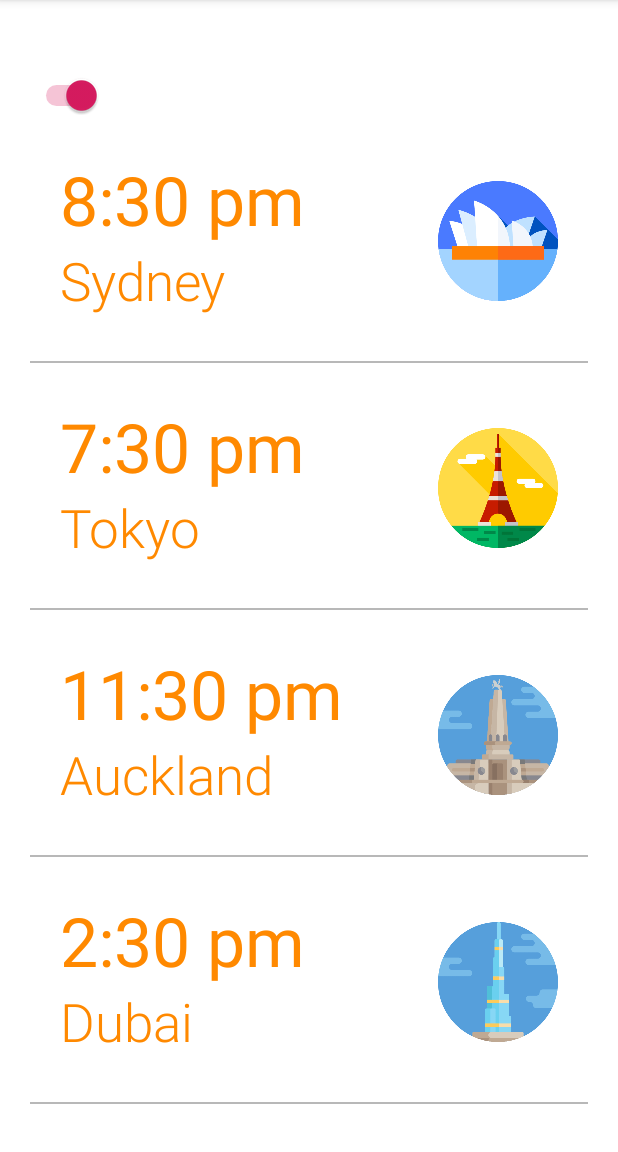
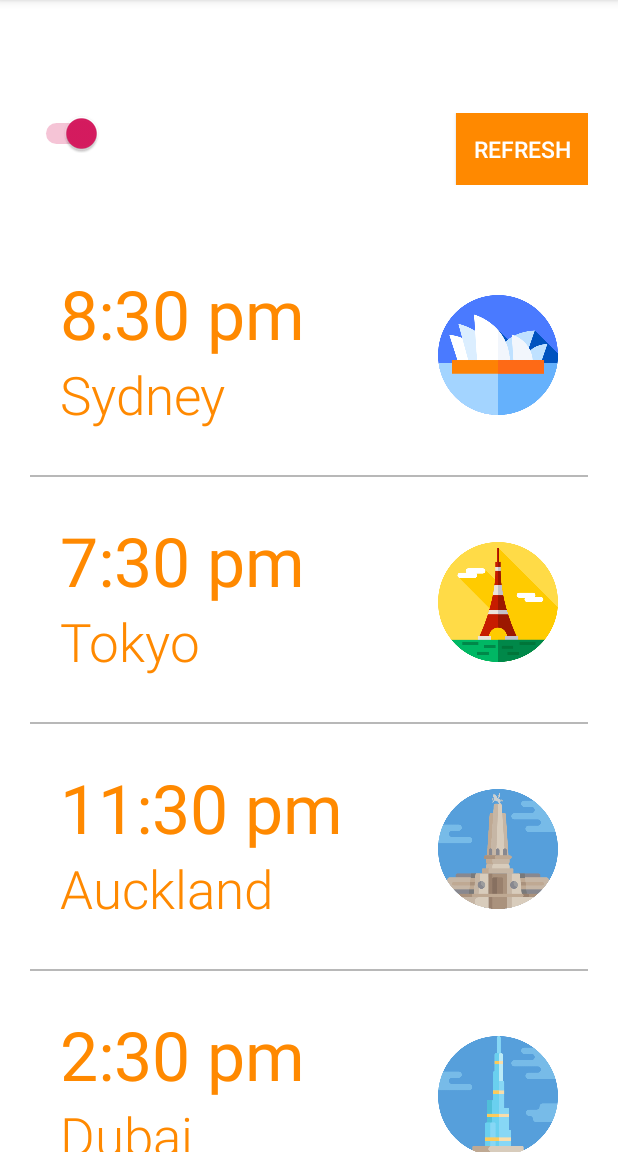
Before and after one commit to nicky951/INFS3634Assignment1, an Android app: the screen it shows after launch (MainActivity), after a tap on an icon or button, on a phone screen of 412 x 824 dp, the part 84-1236 px from its top. Run offline under Robolectric (Android 15) with nearby library versions, the phone set to English and light mode, and no system bars.

Commit message:
bug fixes with complete 24 and 12hr time

```diff
--- a/app/src/main/java/com/example/infs3634assignment1/MainActivity.java
+++ b/app/src/main/java/com/example/infs3634assignment1/MainActivity.java
@@ -50,6 +50,13 @@ public class MainActivity extends AppCompatActivity {
     int hourOfDaysNew = n.get(Calendar.HOUR_OF_DAY);
     String newyorkTimeString = hourOfDaysNew + ":" + String.format(Locale.ENGLISH, "%02d", n.get(Calendar.MINUTE));
 
+    //Indicate whether AM or PM
+    boolean amS;
+    boolean amT;
+    boolean amA;
+    boolean amD;
+    boolean amN;
+
     @Override
     protected void onCreate(Bundle savedInstanceState) {
         super.onCreate(savedInstanceState);
@@ -57,6 +64,8 @@ public class MainActivity extends AppCompatActivity {
 
         start();
         changeTime = findViewById(R.id.switchTime);
+
+        changeTime.setOnLongClickListener(null);
 
         changeTime.setOnClickListener(new View.OnClickListener() {
             @Override
@@ -69,11 +78,13 @@ public class MainActivity extends AppCompatActivity {
                 }
             }
         });
+
+
     }
 
     public void twentyFourHour() {
 
-        if (hourOfDaysSyd < 12) {
+        if (!amS) {
             hourOfDaysSyd = hourOfDaysSyd + 12;
             String sydneyTimeString = hourOfDaysSyd + ":" + String.format(Locale.ENGLISH, "%02d", s.get(Calendar.MINUTE));
             sydneyTime.setText(sydneyTimeString);
@@ -82,7 +93,7 @@ public class MainActivity extends AppCompatActivity {
             sydneyTime.setText(sydneyTimeString);
         }
 
-        if (hourOfDaysTok < 12) {
+        if (!amT) {
             hourOfDaysTok = hourOfDaysTok + 12;
             String tokyoTimeString = hourOfDaysTok + ":" + String.format(Locale.ENGLISH, "%02d", s.get(Calendar.MINUTE));
             tokyoTime.setText(tokyoTimeString);
@@ -91,7 +102,7 @@ public class MainActivity extends AppCompatActivity {
             tokyoTime.setText(tokyoTimeString);
         }
 
-        if (hourOfDaysAuk < 12) {
+        if (!amA) {
             hourOfDaysAuk = hourOfDaysAuk + 12;
             String aucklandTimeString = hourOfDaysAuk + ":" + String.format(Locale.ENGLISH, "%02d", s.get(Calendar.MINUTE));
             aucklandTime.setText(aucklandTimeString);
@@ -100,7 +111,7 @@ public class MainActivity extends AppCompatActivity {
             aucklandTime.setText(aucklandTimeString);
         }
 
-        if (hourOfDaysDub < 12) {
+        if (!amD) {
             hourOfDaysDub = hourOfDaysDub + 12;
             String dubaiTimeString = hourOfDaysDub + ":" + String.format(Locale.ENGLISH, "%02d", s.get(Calendar.MINUTE));
             dubaiTime.setText(dubaiTimeString);
@@ -109,7 +120,7 @@ public class MainActivity extends AppCompatActivity {
             dubaiTime.setText(dubaiTimeString);
         }
 
-        if (hourOfDaysNew < 12) {
+        if (!amN) {
             hourOfDaysNew = hourOfDaysNew + 12;
             String newyorkTimeString = hourOfDaysNew + ":" + String.format(Locale.ENGLISH, "%02d", s.get(Calendar.MINUTE));
             newyorkTime.setText(newyorkTimeString);
@@ -117,72 +128,107 @@ public class MainActivity extends AppCompatActivity {
             String newyorkTimeString = hourOfDaysNew + ":" + String.format(Locale.ENGLISH, "%02d", s.get(Calendar.MINUTE));
             newyorkTime.setText(newyorkTimeString);
         }
-        /*
-        sydneyTime = findViewById(R.id.sydneytime);
-        sydneyTime.setText(sydneyTimeString);
-
-        tokyoTime = findViewById(R.id.tokyotime);
-        tokyoTime.setText(tokyoTimeString);
-
-        aucklandTime = findViewById(R.id.aucklandtime);
-        aucklandTime.setText(aucklandTimeString);
-
-        dubaiTime = findViewById(R.id.dubaitime);
-        dubaiTime.setText(dubaiTimeString);
-
-        newyorkTime = findViewById(R.id.newyorktime);
-        newyorkTime.setText(newyorkTimeString);
-        */
     }
 
     public void twelveHour() {
         if (hourOfDaysSyd > 12) {
+            amS = false;
             hourOfDaysSyd = hourOfDaysSyd - 12;
             String sydneyTimeString = hourOfDaysSyd + ":" + String.format(Locale.ENGLISH, "%02d", s.get(Calendar.MINUTE)) + " pm";
             sydneyTime.setText(sydneyTimeString);
+        } else if(hourOfDaysSyd == 0) {
+            amS = true;
+            String sydneyTimeString =  "12:" + String.format(Locale.ENGLISH, "%02d", s.get(Calendar.MINUTE)) + " am";
+            sydneyTime.setText(sydneyTimeString);
+        } else if(hourOfDaysSyd == 12) {
+            amS = true;
+            String sydneyTimeString =  "12:" + String.format(Locale.ENGLISH, "%02d", s.get(Calendar.MINUTE)) + " pm";
+            sydneyTime.setText(sydneyTimeString);
         } else {
+            amS = true;
             String sydneyTimeString = hourOfDaysSyd + ":" + String.format(Locale.ENGLISH, "%02d", s.get(Calendar.MINUTE)) + " am";
             sydneyTime.setText(sydneyTimeString);
         }
 
         if (hourOfDaysTok > 12) {
+            amT = false;
             hourOfDaysTok = hourOfDaysTok - 12;
             String tokyoTimeString = hourOfDaysTok + ":" + String.format(Locale.ENGLISH, "%02d", s.get(Calendar.MINUTE)) + " pm";
             tokyoTime.setText(tokyoTimeString);
+        } else if(hourOfDaysTok == 0) {
+            amT = true;
+            String tokyoTimeString =  "12:" + String.format(Locale.ENGLISH, "%02d", s.get(Calendar.MINUTE)) + " am";
+            tokyoTime.setText(tokyoTimeString);
+        }  else if(hourOfDaysTok == 12) {
+            amT = true;
+            String tokyoTimeString =  "12:" + String.format(Locale.ENGLISH, "%02d", s.get(Calendar.MINUTE)) + " pm";
+            tokyoTime.setText(tokyoTimeString);
         } else {
+            amT = true;
             String tokyoTimeString = hourOfDaysTok + ":" + String.format(Locale.ENGLISH, "%02d", s.get(Calendar.MINUTE)) + " am";
             tokyoTime.setText(tokyoTimeString);
         }
 
         if (hourOfDaysAuk > 12) {
+            amA = false;
             hourOfDaysAuk = hourOfDaysAuk - 12;
             String aucklandTimeString = hourOfDaysAuk + ":" + String.format(Locale.ENGLISH, "%02d", s.get(Calendar.MINUTE)) + " pm";
             aucklandTime.setText(aucklandTimeString);
+        } else if(hourOfDaysAuk == 0) {
+            amA = true;
+            String aucklandTimeString =  "12:" + String.format(Locale.ENGLISH, "%02d", s.get(Calendar.MINUTE)) + " am";
+            aucklandTime.setText(aucklandTimeString);
+        }  else if(hourOfDaysAuk == 12) {
+            amA = true;
+            String aucklandTimeString =  "12:" + String.format(Locale.ENGLISH, "%02d", s.get(Calendar.MINUTE)) + " pm";
+            aucklandTime.setText(aucklandTimeString);
         } else {
+            amA = true;
             String aucklandTimeString = hourOfDaysAuk + ":" + String.format(Locale.ENGLISH, "%02d", s.get(Calendar.MINUTE)) + " am";
             aucklandTime.setText(aucklandTimeString);
         }
 
         if (hourOfDaysDub > 12) {
+            amD = false;
             hourOfDaysDub = hourOfDaysDub - 12;
             String dubaiTimeString = hourOfDaysDub + ":" + String.format(Locale.ENGLISH, "%02d", s.get(Calendar.MINUTE)) + " pm";
             dubaiTime.setText(dubaiTimeString);
+        } else if(hourOfDaysDub == 0) {
+            amD = true;
+            String dubaiTimeString =  "12:" + String.format(Locale.ENGLISH, "%02d", s.get(Calendar.MINUTE)) + " am";
+            dubaiTime.setText(dubaiTimeString);
+        }  else if(hourOfDaysDub == 12) {
+            amD = true;
+            String dubTimeString =  "12:" + String.format(Locale.ENGLISH, "%02d", s.get(Calendar.MINUTE)) + " pm";
+            dubaiTime.setText(dubTimeString);
         } else {
+            amD = true;
             String dubaiTimeString = hourOfDaysDub + ":" + String.format(Locale.ENGLISH, "%02d", s.get(Calendar.MINUTE)) + " am";
             dubaiTime.setText(dubaiTimeString);
         }
 
         if (hourOfDaysNew > 12) {
+            amN = false;
             hourOfDaysNew = hourOfDaysNew - 12;
             String newyorkTimeString = hourOfDaysNew + ":" + String.format(Locale.ENGLISH, "%02d", s.get(Calendar.MINUTE)) + " pm";
             newyorkTime.setText(newyorkTimeString);
+        } else if(hourOfDaysNew == 0) {
+            amN = true;
+            String newyorkTimeString =  "12:" + String.format(Locale.ENGLISH, "%02d", s.get(Calendar.MINUTE)) + " am";
+            newyorkTime.setText(newyorkTimeString);
+        }  else if(hourOfDaysNew == 12) {
+            amN = true;
+            String newyorkTimeString =  "12:" + String.format(Locale.ENGLISH, "%02d", s.get(Calendar.MINUTE)) + " pm";
+            newyorkTime.setText(newyorkTimeString);
         } else {
+            amN = true;
             String newyorkTimeString = hourOfDaysNew + ":" + String.format(Locale.ENGLISH, "%02d", s.get(Calendar.MINUTE)) + " am";
             newyorkTime.setText(newyorkTimeString);
         }
     }
 
     public void start(){
+
         sydneyTime = findViewById(R.id.sydneytime);
         sydneyTime.setText(sydneyTimeString);
 
@@ -198,4 +244,11 @@ public class MainActivity extends AppCompatActivity {
         newyorkTime = findViewById(R.id.newyorktime);
         newyorkTime.setText(newyorkTimeString);
     }
+
+    public void appRefresh(View v){
+        finish();
+        overridePendingTransition(0, 0);
+        startActivity(getIntent());
+        overridePendingTransition(0, 0);
+    }
 }
--- a/app/src/main/res/layout/activity_main.xml
+++ b/app/src/main/res/layout/activity_main.xml
@@ -25,15 +25,8 @@
         android:paddingEnd="20dp"
         android:paddingBottom="20dp">
 
-        <Switch
-            android:layout_width="wrap_content"
-            android:layout_height="wrap_content"
-            android:id="@+id/switchTime"
-            app:layout_constraintTop_toTopOf="parent"
-            app:layout_constraintStart_toStartOf="parent">
-        </Switch>
-
-        <include layout="@layout/sydney_time" />
+        <include layout="@layout/header"/>
+        <include layout="@layout/sydney_time"/>
         <include layout="@layout/divider"/>
         <include layout="@layout/tokyo_time"/>
         <include layout="@layout/divider"/>
--- /dev/null
+++ b/app/src/main/res/layout/header.xml
@@ -0,0 +1,32 @@
+<?xml version="1.0" encoding="utf-8"?>
+<androidx.constraintlayout.widget.ConstraintLayout
+    xmlns:android="http://schemas.android.com/apk/res/android"
+    xmlns:tools="http://schemas.android.com/tools"
+    xmlns:app="http://schemas.android.com/apk/res-auto"
+    android:layout_width="fill_parent"
+    android:layout_height="wrap_content"
+    android:background="#FFFFFF"
+    tools:context=".MainActivity"
+    android:paddingBottom="30dp"
+    android:paddingTop="25dp">
+
+    <Switch
+        android:layout_width="wrap_content"
+        android:layout_height="wrap_content"
+        android:id="@+id/switchTime"
+        app:layout_constraintTop_toTopOf="parent"
+        app:layout_constraintStart_toStartOf="parent">
+    </Switch>
+
+    <Button
+        android:layout_width="wrap_content"
+        android:layout_height="wrap_content"
+        android:background="#FF8900"
+        android:text="Refresh"
+        android:onClick="appRefresh"
+        android:textColor="#FFFFFF"
+        android:textSize="15sp"
+        app:layout_constraintEnd_toEndOf="parent"
+        app:layout_constraintTop_toTopOf="parent">
+    </Button>
+</androidx.constraintlayout.widget.ConstraintLayout>
```
Also changed, not shown: 58 other files.
